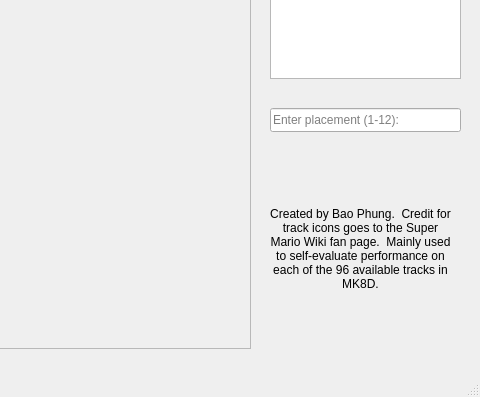
Above: MainWindow.ui from BaoPun/MarioKart-TrackEvaluations before the change; both pictures show x 320 to 800 and y 252 to 649 of the 800 by 649 pixel window. Below: the same form after it.
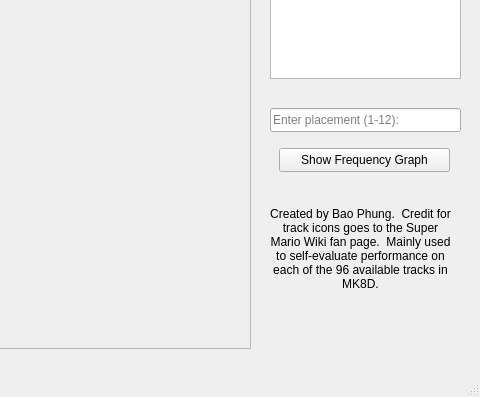
That is the form after the change.

Commit message: Application now shows frequency table of all placement results.

Patch:
```diff
--- a/MainWindow.ui
+++ b/MainWindow.ui
@@ -118,6 +118,19 @@
      <bool>false</bool>
     </property>
    </widget>
+   <widget class="QPushButton" name="frequency_button">
+    <property name="geometry">
+     <rect>
+      <x>599</x>
+      <y>400</y>
+      <width>171</width>
+      <height>24</height>
+     </rect>
+    </property>
+    <property name="text">
+     <string>Show Frequency Graph</string>
+    </property>
+   </widget>
   </widget>
   <widget class="QMenuBar" name="menubar">
    <property name="geometry">
```
The commit also changes 2 other files.
